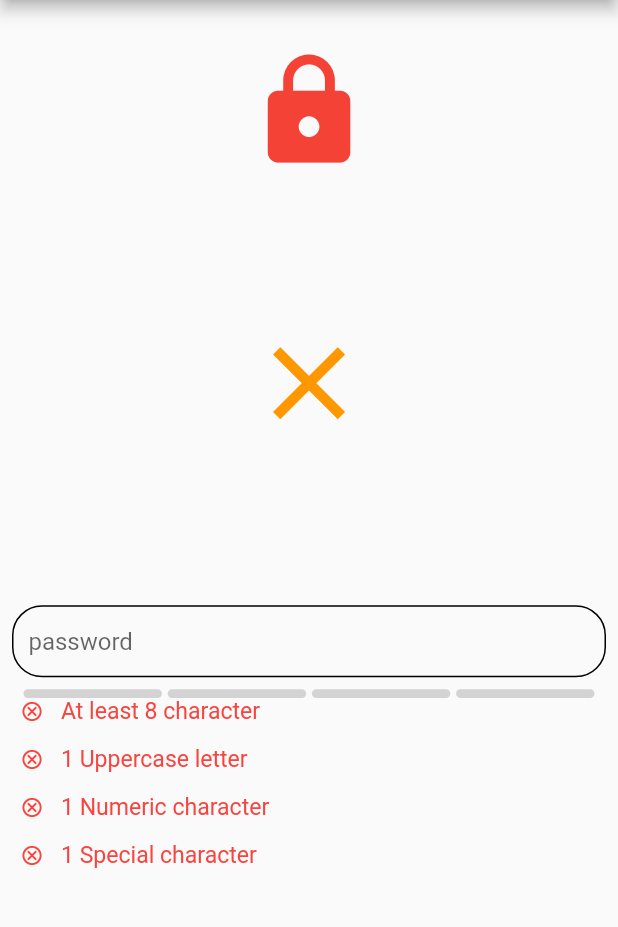
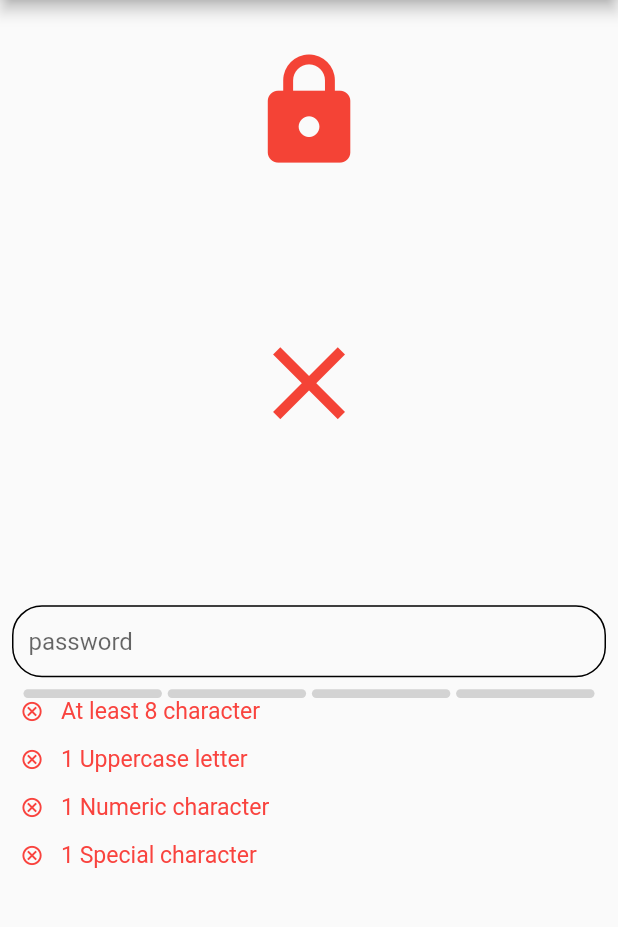
Before and after one commit to Amjadyabroudi128/password_validation, a Flutter app: the screen it shows after launch, on a phone screen of 412 x 824 dp, the part 84-1011 px from its top. Run offline on Flutter 3.47's test engine with Material 2 defaults, Android fonts, the phone set to English and light mode, and no system bars; drawn by our look-alikes of flutter_pw_validator; our stand-ins replace flutter_screenutil.

```diff
--- a/lib/HomePage.dart
+++ b/lib/HomePage.dart
@@ -37,7 +37,7 @@ class _HomePageState extends State<HomePage> {
               SizedBox(height: 60.h,),
               Icon(
                 isSuccess? Icons.check : Icons.close,
-                color: isSuccess ? Colors.green : Colors.orange,
+                color: isSuccess ? Colors.green : Colors.red,
                 size: 50.h,
               ),
               SizedBox(height: 60.h,),
```
